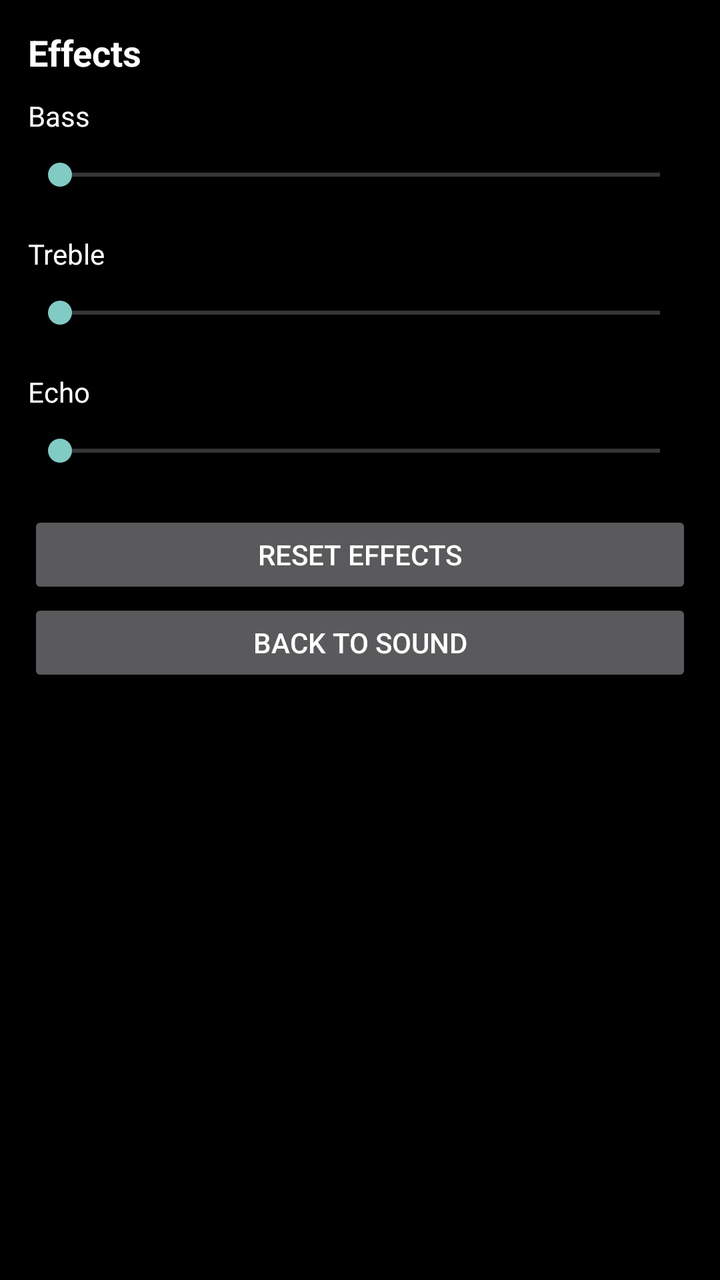
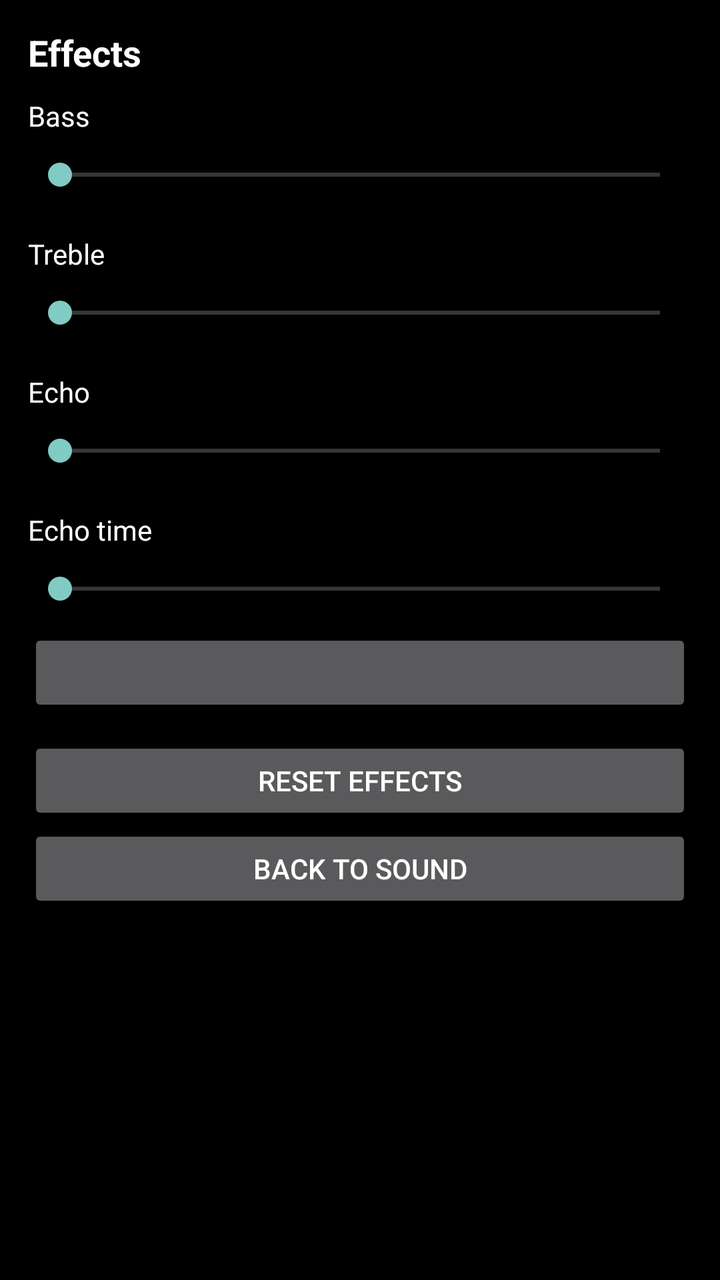

Two renders of the same Android screen: before a commit and after it. Below are the layout's source before the change and the commit's diff.
<!-- AndroidManifest.xml: application theme Theme.Player -->
<!-- res/layout/dialog_effects.xml -->
<?xml version="1.0" encoding="utf-8"?>
<ScrollView xmlns:android="http://schemas.android.com/apk/res/android"
    android:layout_width="match_parent"
    android:layout_height="match_parent"
    android:padding="14dp">

  <LinearLayout
      android:layout_width="match_parent"
      android:layout_height="wrap_content"
      android:orientation="vertical">

    <TextView
        android:layout_width="match_parent"
        android:layout_height="wrap_content"
        android:text="@string/effects_title"
        android:textColor="#FFFFFF"
        android:textSize="18sp"
        android:textStyle="bold" />

    <LinearLayout
        android:layout_width="match_parent"
        android:layout_height="wrap_content"
        android:layout_marginTop="10dp"
        android:orientation="horizontal">

      <TextView
          android:layout_width="0dp"
          android:layout_height="wrap_content"
          android:layout_weight="1"
          android:text="@string/effects_bass"
          android:textColor="#FFFFFF"
          android:textSize="14sp" />

      <TextView
          android:id="@+id/fx_bass_value"
          android:layout_width="wrap_content"
          android:layout_height="wrap_content"
          android:textColor="#FFFFFF"
          android:textSize="14sp" />
    </LinearLayout>

    <SeekBar
        android:id="@+id/fx_bass"
        android:layout_width="match_parent"
        android:layout_height="wrap_content"
        android:focusable="true"
        android:minHeight="40dp" />

    <LinearLayout
        android:layout_width="match_parent"
        android:layout_height="wrap_content"
        android:layout_marginTop="10dp"
        android:orientation="horizontal">

      <TextView
          android:layout_width="0dp"
          android:layout_height="wrap_content"
          android:layout_weight="1"
          android:text="@string/effects_treble"
          android:textColor="#FFFFFF"
          android:textSize="14sp" />

      <TextView
          android:id="@+id/fx_treble_value"
          android:layout_width="wrap_content"
          android:layout_height="wrap_content"
          android:textColor="#FFFFFF"
          android:textSize="14sp" />
    </LinearLayout>

    <SeekBar
        android:id="@+id/fx_treble"
        android:layout_width="match_parent"
        android:layout_height="wrap_content"
        android:focusable="true"
        android:minHeight="40dp" />

    <LinearLayout
        android:layout_width="match_parent"
        android:layout_height="wrap_content"
        android:layout_marginTop="10dp"
        android:orientation="horizontal">

      <TextView
          android:layout_width="0dp"
          android:layout_height="wrap_content"
          android:layout_weight="1"
          android:text="@string/effects_echo"
          android:textColor="#FFFFFF"
          android:textSize="14sp" />

      <TextView
          android:id="@+id/fx_echo_value"
          android:layout_width="wrap_content"
          android:layout_height="wrap_content"
          android:textColor="#FFFFFF"
          android:textSize="14sp" />
    </LinearLayout>

    <SeekBar
        android:id="@+id/fx_echo"
        android:layout_width="match_parent"
        android:layout_height="wrap_content"
        android:focusable="true"
        android:minHeight="40dp" />

    <Button
        android:id="@+id/fx_reset"
        android:layout_width="match_parent"
        android:layout_height="wrap_content"
        android:layout_marginTop="10dp"
        android:minHeight="44dp"
        android:text="@string/effects_reset"
        android:textSize="14sp" />

    <Button
        android:id="@+id/fx_back"
        android:layout_width="match_parent"
        android:layout_height="wrap_content"
        android:minHeight="44dp"
        android:text="@string/effects_back"
        android:textSize="14sp" />

  </LinearLayout>
</ScrollView>
<!-- resources referenced by this layout -->
<resources>
  <string name="effects_back">Back to sound</string>
  <string name="effects_bass">Bass</string>
  <string name="effects_echo">Echo</string>
  <string name="effects_reset">Reset effects</string>
  <string name="effects_title">Effects</string>
  <string name="effects_treble">Treble</string>
  <style name="Theme.Player" parent="BaseTheme.Player">
      </style>
  <style name="BaseTheme.Player" parent="Theme.AppCompat.NoActionBar">
          <item name="android:statusBarColor">@color/ui_controls_background</item>
          <item name="android:navigationBarColor">@color/ui_controls_background</item>
          <item name="android:windowBackground">@color/black</item>
          <item name="android:windowLayoutInDisplayCutoutMode" tools:ignore="NewApi">shortEdges</item>
          <item name="android:forceDarkAllowed" tools:targetApi="29">false</item>
      </style>
  <color name="ui_controls_background">#98000000</color>
  <color name="black">#FF000000</color>
</resources>

<!-- the commit's change to res/layout/dialog_effects.xml (unified diff, before → after) -->
@@ -104,6 +104,42 @@
         android:focusable="true"
         android:minHeight="40dp" />
 
+    <LinearLayout
+        android:layout_width="match_parent"
+        android:layout_height="wrap_content"
+        android:layout_marginTop="10dp"
+        android:orientation="horizontal">
+
+      <TextView
+          android:layout_width="0dp"
+          android:layout_height="wrap_content"
+          android:layout_weight="1"
+          android:text="@string/effects_echo_delay"
+          android:textColor="#FFFFFF"
+          android:textSize="14sp" />
+
+      <TextView
+          android:id="@+id/fx_delay_value"
+          android:layout_width="wrap_content"
+          android:layout_height="wrap_content"
+          android:textColor="#FFFFFF"
+          android:textSize="14sp" />
+    </LinearLayout>
+
+    <SeekBar
+        android:id="@+id/fx_delay"
+        android:layout_width="match_parent"
+        android:layout_height="wrap_content"
+        android:focusable="true"
+        android:minHeight="40dp" />
+
+    <Button
+        android:id="@+id/fx_mode"
+        android:layout_width="match_parent"
+        android:layout_height="wrap_content"
+        android:minHeight="44dp"
+        android:textSize="14sp" />
+
     <Button
         android:id="@+id/fx_reset"
         android:layout_width="match_parent"
<!-- resource entries referenced after the edit -->
@@ -3,6 +3,7 @@
   <string name="effects_back">Back to sound</string>
   <string name="effects_bass">Bass</string>
   <string name="effects_echo">Echo</string>
+  <string name="effects_echo_delay">Echo time</string>
   <string name="effects_reset">Reset effects</string>
   <string name="effects_title">Effects</string>
   <string name="effects_treble">Treble</string>
